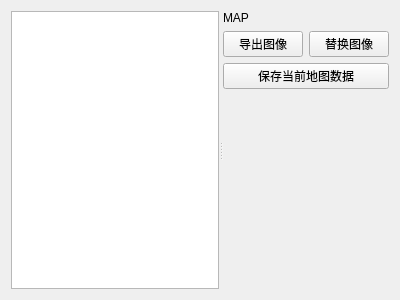
First picture: the form in mapitemeditor.ui, repository bedrock-dev/BedrockMap, before the edit.
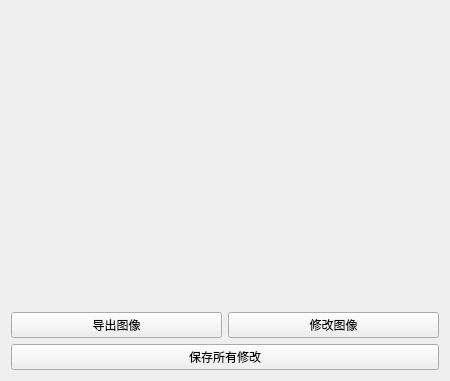
Second picture: the form after the edit.

Patch:
```diff
--- a/mapitemeditor.ui
+++ b/mapitemeditor.ui
@@ -6,8 +6,8 @@
    <rect>
     <x>0</x>
     <y>0</y>
-    <width>400</width>
-    <height>300</height>
+    <width>450</width>
+    <height>381</height>
    </rect>
   </property>
   <property name="windowTitle">
@@ -19,54 +19,17 @@
      <property name="orientation">
       <enum>Qt::Horizontal</enum>
      </property>
-     <widget class="QListView" name="listView">
-      <property name="maximumSize">
+     <widget class="QWidget" name="image_widget" native="true">
+      <property name="minimumSize">
        <size>
         <width>300</width>
-        <height>16777215</height>
+        <height>0</height>
        </size>
       </property>
-     </widget>
-     <widget class="QWidget" name="verticalLayoutWidget">
       <layout class="QVBoxLayout" name="verticalLayout">
        <property name="topMargin">
-        <number>0</number>
+        <number>10</number>
        </property>
-       <property name="bottomMargin">
-        <number>0</number>
-       </property>
-       <item>
-        <widget class="QLabel" name="label">
-         <property name="text">
-          <string>MAP</string>
-         </property>
-        </widget>
-       </item>
-       <item>
-        <layout class="QHBoxLayout" name="horizontalLayout">
-         <item>
-          <widget class="QPushButton" name="export_map_btn">
-           <property name="text">
-            <string>导出图像</string>
-           </property>
-          </widget>
-         </item>
-         <item>
-          <widget class="QPushButton" name="repace_map_btn">
-           <property name="text">
-            <string>替换图像</string>
-           </property>
-          </widget>
-         </item>
-        </layout>
-       </item>
-       <item>
-        <widget class="QPushButton" name="save_map_btn">
-         <property name="text">
-          <string>保存当前地图数据</string>
-         </property>
-        </widget>
-       </item>
        <item>
         <spacer name="verticalSpacer">
          <property name="orientation">
@@ -80,6 +43,31 @@
          </property>
         </spacer>
        </item>
+       <item>
+        <layout class="QHBoxLayout" name="horizontalLayout">
+         <item>
+          <widget class="QPushButton" name="export_map_btn">
+           <property name="text">
+            <string>导出图像</string>
+           </property>
+          </widget>
+         </item>
+         <item>
+          <widget class="QPushButton" name="change_map_btn">
+           <property name="text">
+            <string>修改图像</string>
+           </property>
+          </widget>
+         </item>
+        </layout>
+       </item>
+       <item>
+        <widget class="QPushButton" name="save_map_btn">
+         <property name="text">
+          <string>保存所有修改</string>
+         </property>
+        </widget>
+       </item>
       </layout>
      </widget>
     </widget>
```
